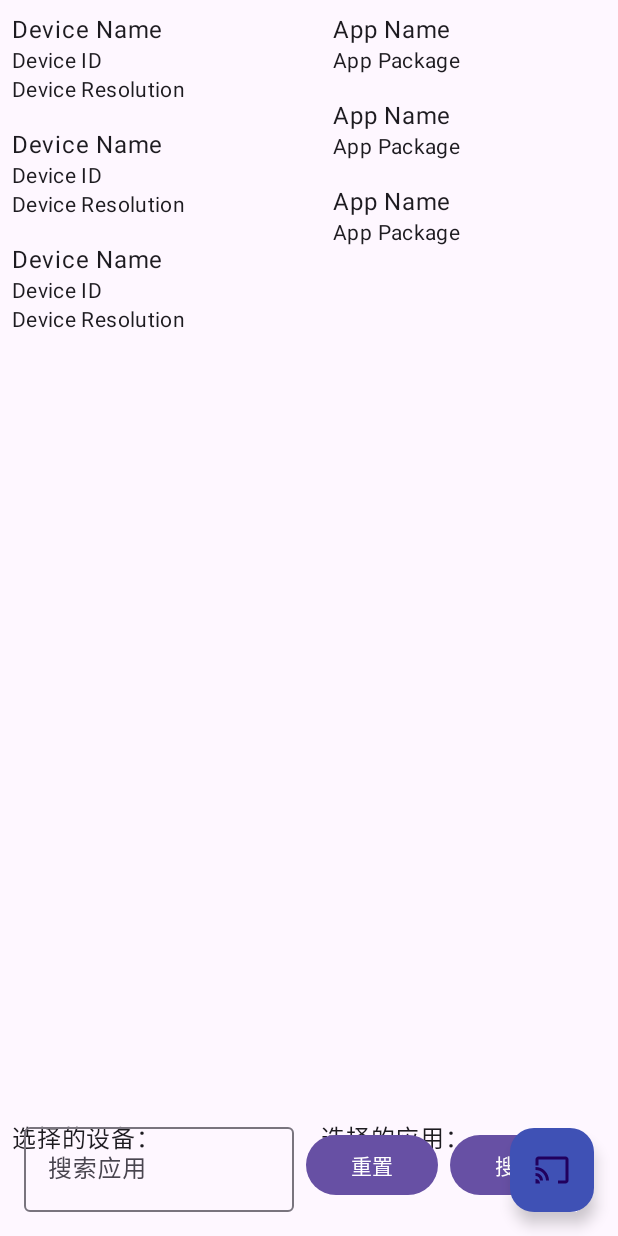
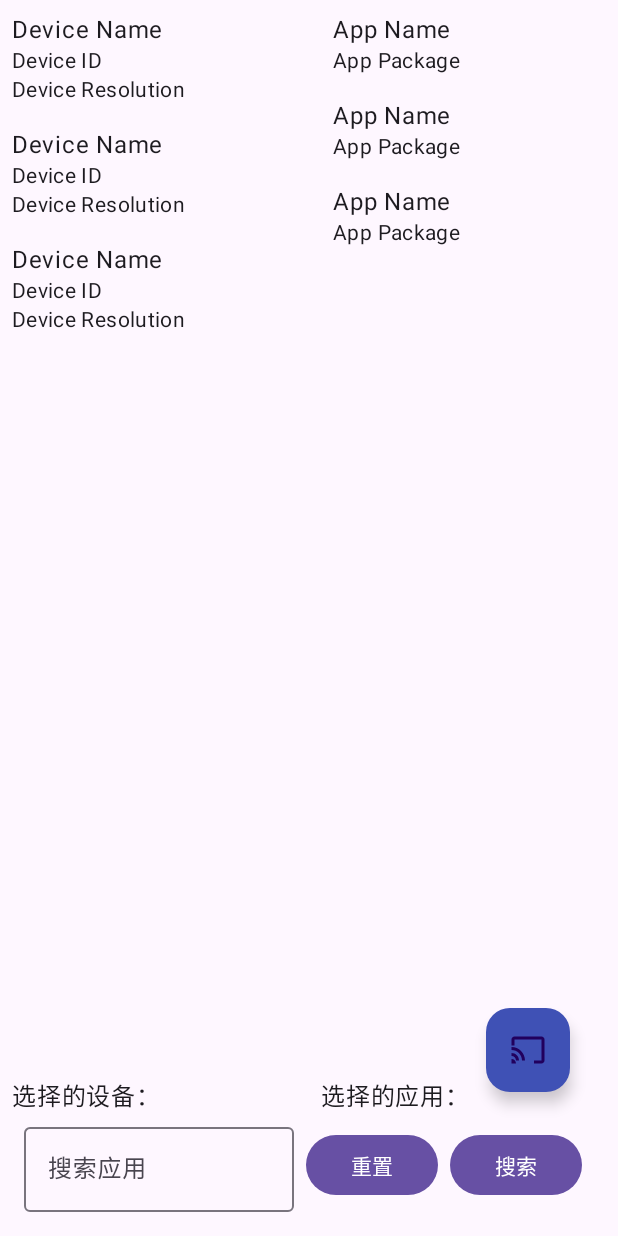
Before and after one commit to zb2947244682/SecondScreen, an Android app: the layout activity_wake.xml on its own in the app's theme, with its tools: preview values and no code run, on a phone screen of 412 x 824 dp. Run offline under Robolectric (Android 15) with nearby library versions, the phone set to English and light mode, and no system bars.

Commit message:
无敌了

```diff
--- a/app/src/main/java/com/hdmi/WakeActivity.kt
+++ b/app/src/main/java/com/hdmi/WakeActivity.kt
@@ -9,11 +9,11 @@ class WakeActivity : Activity() {
     override fun onCreate(savedInstanceState: Bundle?) {
         super.onCreate(savedInstanceState)
 
-        setContentView(R.layout.activity_wake)
-//        if (GlobalUtils.packageName != "" && GlobalUtils.displayId >= 0) {
-//            AppUtils.launchApp(this, GlobalUtils.packageName, GlobalUtils.displayId)
-//            moveTaskToBack(true)
-//        }
-//        finish()
+//        setContentView(R.layout.activity_wake)
+        if (GlobalUtils.packageName != "" && GlobalUtils.displayId >= 0) {
+            AppUtils.launchApp(this, GlobalUtils.packageName, GlobalUtils.displayId)
+            moveTaskToBack(true)
+        }
+        finish()
     }
 }
--- a/app/src/main/res/drawable/ic_cast.xml
+++ b/app/src/main/res/drawable/ic_cast.xml
@@ -1,4 +1,3 @@
-<?xml version="1.0" encoding="utf-8"?>
 <vector xmlns:android="http://schemas.android.com/apk/res/android"
     android:width="24dp"
     android:height="24dp"
--- a/app/src/main/res/layout/activity_wake.xml
+++ b/app/src/main/res/layout/activity_wake.xml
@@ -13,10 +13,10 @@
         android:layout_height="0dp"
         android:layout_marginEnd="8dp"
         android:layout_marginRight="8dp"
+        app:layout_constraintBottom_toTopOf="@+id/search_layout"
+        app:layout_constraintEnd_toStartOf="@+id/app_list"
+        app:layout_constraintStart_toStartOf="parent"
         app:layout_constraintTop_toTopOf="parent"
-        app:layout_constraintBottom_toTopOf="@+id/search_layout"
-        app:layout_constraintStart_toStartOf="parent"
-        app:layout_constraintEnd_toStartOf="@+id/app_list"
         tools:listitem="@layout/device_list_item" />
 
     <!-- 显示应用的列表 -->
@@ -26,10 +26,10 @@
         android:layout_height="0dp"
         android:layout_marginStart="8dp"
         android:layout_marginLeft="8dp"
+        app:layout_constraintBottom_toTopOf="@+id/search_layout"
+        app:layout_constraintEnd_toEndOf="parent"
+        app:layout_constraintStart_toEndOf="@+id/device_list"
         app:layout_constraintTop_toTopOf="parent"
-        app:layout_constraintBottom_toTopOf="@+id/search_layout"
-        app:layout_constraintStart_toEndOf="@+id/device_list"
-        app:layout_constraintEnd_toEndOf="parent"
         tools:listitem="@layout/app_list_item" />
 
     <!-- 显示用户选择的设备 -->
@@ -41,9 +41,10 @@
         android:padding="8dp"
         android:text="选择的设备："
         android:textAppearance="@style/TextAppearance.MaterialComponents.Body1"
-        app:layout_constraintTop_toBottomOf="@+id/device_list"
+        app:layout_constraintBottom_toTopOf="@id/search_layout"
+        app:layout_constraintEnd_toStartOf="@+id/selected_app_label"
         app:layout_constraintStart_toStartOf="parent"
-        app:layout_constraintEnd_toStartOf="@+id/selected_app_label" />
+        app:layout_constraintTop_toBottomOf="@+id/device_list" />
 
     <!-- 显示用户选择的应用 -->
     <TextView
@@ -54,29 +55,30 @@
         android:padding="8dp"
         android:text="选择的应用："
         android:textAppearance="@style/TextAppearance.MaterialComponents.Body1"
-        app:layout_constraintTop_toBottomOf="@+id/app_list"
+        app:layout_constraintBottom_toTopOf="@id/search_layout"
+        app:layout_constraintEnd_toEndOf="parent"
         app:layout_constraintStart_toEndOf="@+id/selected_device_label"
-        app:layout_constraintEnd_toEndOf="parent" />
+        app:layout_constraintTop_toBottomOf="@+id/app_list" />
 
     <!-- 底部的搜索框和按钮 -->
     <LinearLayout
         android:id="@+id/search_layout"
         android:layout_width="0dp"
         android:layout_height="wrap_content"
+        android:gravity="center"
+        android:orientation="horizontal"
         android:padding="16dp"
-        android:orientation="horizontal"
-        android:gravity="center"
         app:layout_constraintBottom_toBottomOf="parent"
-        app:layout_constraintStart_toStartOf="parent"
-        app:layout_constraintEnd_toEndOf="parent">
+        app:layout_constraintEnd_toEndOf="parent"
+        app:layout_constraintStart_toStartOf="parent">
 
         <!-- 搜索输入框 -->
         <com.google.android.material.textfield.TextInputLayout
             android:layout_width="0dp"
             android:layout_height="wrap_content"
-            android:layout_weight="1"
             android:layout_marginEnd="8dp"
-            android:layout_marginRight="8dp">
+            android:layout_marginRight="8dp"
+            android:layout_weight="1">
 
             <com.google.android.material.textfield.TextInputEditText
                 android:id="@+id/search_input"
@@ -109,10 +111,12 @@
         android:id="@+id/cast_button"
         android:layout_width="wrap_content"
         android:layout_height="wrap_content"
-        android:layout_margin="16dp"
+        android:layout_marginEnd="32dp"
+        android:layout_marginBottom="96dp"
         android:src="@drawable/ic_cast"
         app:backgroundTint="@color/colorPrimary"
         app:fabSize="normal"
         app:layout_constraintBottom_toBottomOf="parent"
         app:layout_constraintEnd_toEndOf="parent" />
+
 </androidx.constraintlayout.widget.ConstraintLayout>
```
